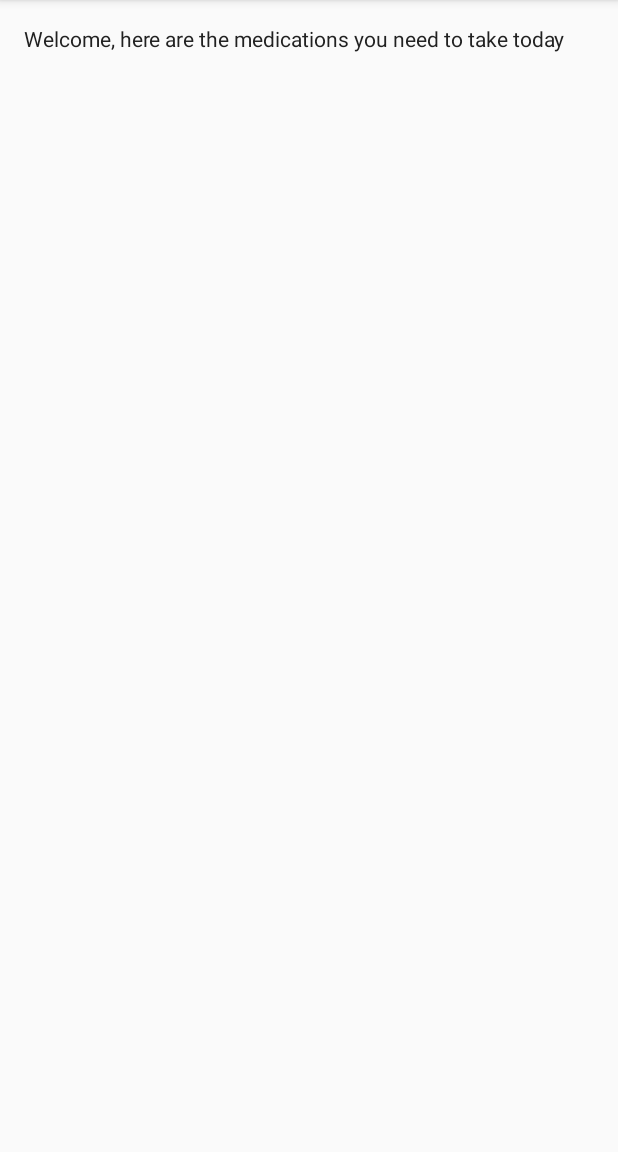
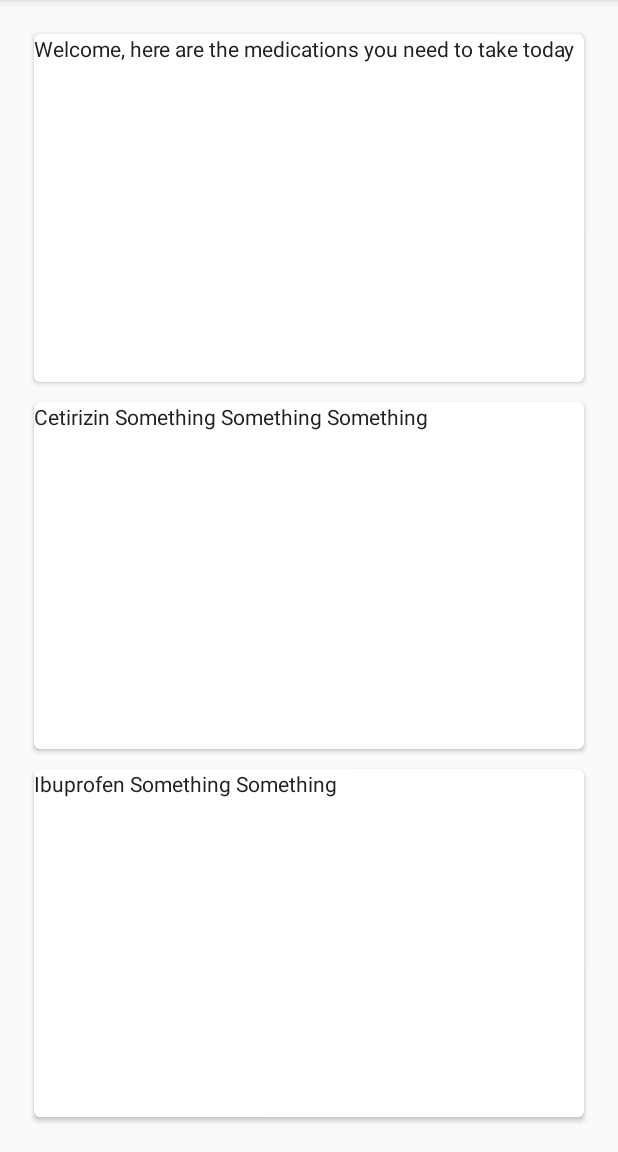
Before and after one commit to Faeriol/SEG3535, an Android app: the screen it shows after launch (HomeActivity), on a phone screen of 412 x 824 dp, the part 84-1236 px from its top. Run offline under Robolectric (Android 15) with nearby library versions, the light colour scheme and no system bars.

Commit message:
Add cards on home
Hope not to break all things

```diff
--- a/PillManager/app/src/main/res/layout/activity_home.xml
+++ b/PillManager/app/src/main/res/layout/activity_home.xml
@@ -1,11 +1,47 @@
-<RelativeLayout xmlns:android="http://schemas.android.com/apk/res/android"
+<LinearLayout xmlns:android="http://schemas.android.com/apk/res/android"
     xmlns:tools="http://schemas.android.com/tools" android:layout_width="match_parent"
     android:layout_height="match_parent" android:paddingLeft="@dimen/activity_horizontal_margin"
     android:paddingRight="@dimen/activity_horizontal_margin"
     android:paddingTop="@dimen/activity_vertical_margin"
-    android:paddingBottom="@dimen/activity_vertical_margin" tools:context=".HomeActivity">
+    android:paddingBottom="@dimen/activity_vertical_margin" tools:context=".HomeActivity"
+    android:orientation="vertical">
 
-    <TextView android:text="Welcome, here are the medications you need to take today" android:layout_width="wrap_content"
-        android:layout_height="wrap_content" />
+    <android.support.v7.widget.CardView xmlns:card_view="http://schemas.android.com/apk/res-auto"
+        android:id="@+id/greet_view"
+        android:layout_gravity="top"
+        android:layout_width="match_parent"
+        android:layout_weight="0.10"
+        android:layout_height="100px"
+        card_view:cardCornerRadius="4dp"
+        android:layout_margin="10px">
+            <TextView android:text="Welcome, here are the medications you need to take today"
+                android:layout_width="wrap_content"
+                android:layout_height="wrap_content" />
+    </android.support.v7.widget.CardView>
 
-</RelativeLayout>
+    <android.support.v7.widget.CardView xmlns:card_view="http://schemas.android.com/apk/res-auto"
+        android:id="@+id/card1_view"
+        android:layout_gravity="top"
+        android:layout_width="match_parent"
+        android:layout_weight="0.10"
+        android:layout_height="100px"
+        card_view:cardCornerRadius="4dp"
+        android:layout_margin="10px">
+        <TextView android:text="Cetirizin Something Something Something"
+            android:layout_width="wrap_content"
+            android:layout_height="wrap_content" />
+    </android.support.v7.widget.CardView>
+
+    <android.support.v7.widget.CardView xmlns:card_view="http://schemas.android.com/apk/res-auto"
+        android:id="@+id/card2_view"
+        android:layout_gravity="top"
+        android:layout_width="match_parent"
+        android:layout_weight="0.10"
+        android:layout_height="100px"
+        card_view:cardCornerRadius="4dp"
+        android:layout_margin="10px">
+        <TextView android:text="Ibuprofen Something Something"
+            android:layout_width="wrap_content"
+            android:layout_height="wrap_content" />
+    </android.support.v7.widget.CardView>
+</LinearLayout>
--- a/TipCalculator/settings.gradle
+++ /dev/null
@@ -1 +0,0 @@
-include ':app'
```
Also changed, not shown: TipCalculator/app/build.gradle (deleted, +0 -26 lines), TipCalculator/build.gradle (deleted, +0 -19 lines), 889 other files.
